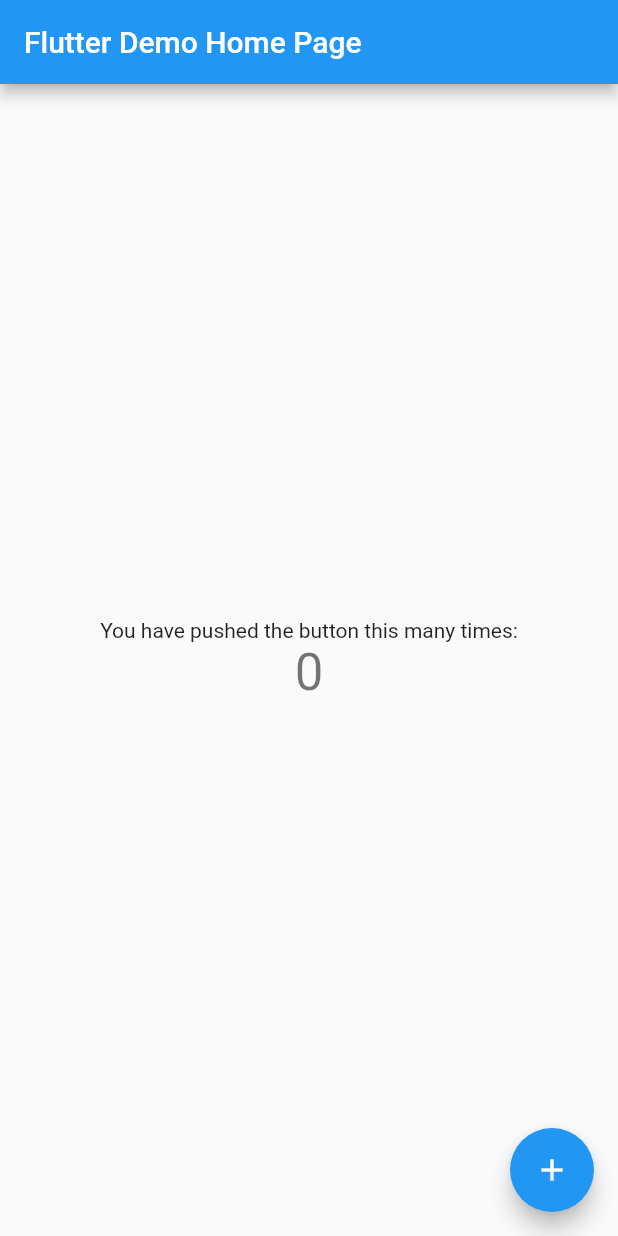
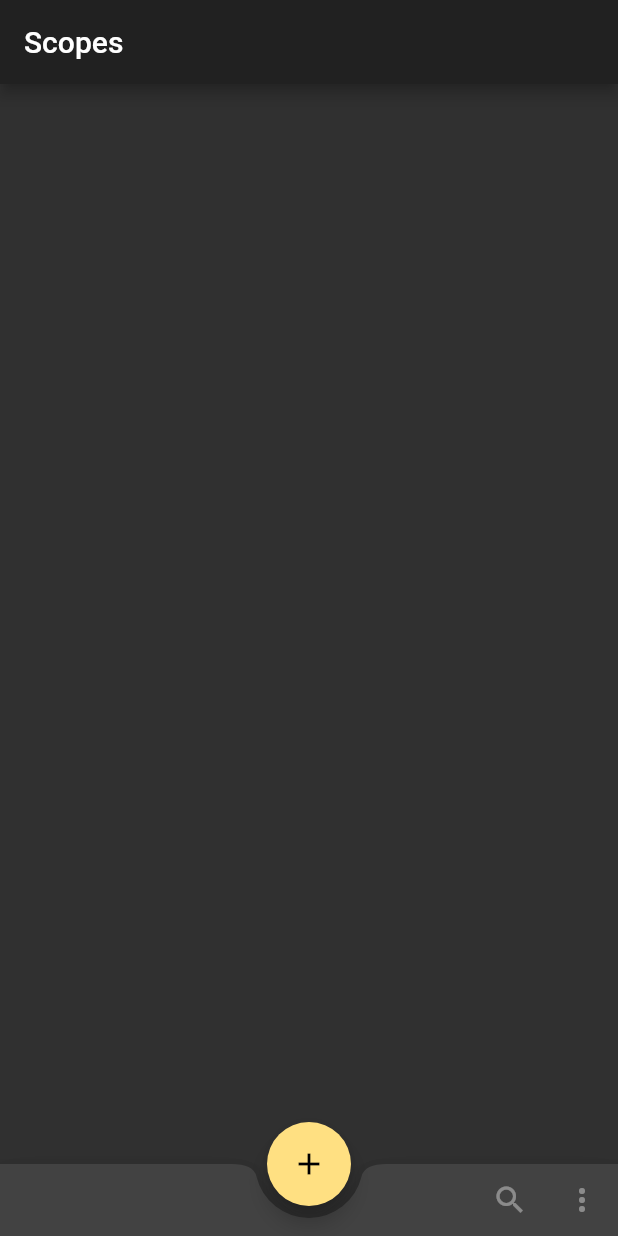
Before and after one commit to Ricarvalho-/scopes, a Flutter app: the screen it shows after launch, on a phone screen of 412 x 824 dp. Run offline on Flutter 3.47's test engine with Material 2 defaults, Android fonts, the phone set to English and light mode, and no system bars.

Commit message:
App structure and theme

```diff
--- a/lib/main.dart
+++ b/lib/main.dart
@@ -1,117 +1,61 @@
 import 'package:flutter/material.dart';
 
 void main() {
-  runApp(MyApp());
+  runApp(ScopesApp());
 }
 
-class MyApp extends StatelessWidget {
-  // This widget is the root of your application.
+class ScopesApp extends StatelessWidget {
   @override
   Widget build(BuildContext context) {
     return MaterialApp(
-      title: 'Flutter Demo',
+      title: 'Scopes',
       theme: ThemeData(
-        // This is the theme of your application.
-        //
-        // Try running your application with "flutter run". You'll see the
-        // application has a blue toolbar. Then, without quitting the app, try
-        // changing the primarySwatch below to Colors.green and then invoke
-        // "hot reload" (press "r" in the console where you ran "flutter run",
-        // or simply save your changes to "hot reload" in a Flutter IDE).
-        // Notice that the counter didn't reset back to zero; the application
-        // is not restarted.
-        primarySwatch: Colors.blue,
-        // This makes the visual density adapt to the platform that you run
-        // the app on. For desktop platforms, the controls will be smaller and
-        // closer together (more dense) than on mobile platforms.
+        primarySwatch: Colors.amber,
+        colorScheme: ColorScheme.dark(secondary: Colors.amber.shade200),
         visualDensity: VisualDensity.adaptivePlatformDensity,
       ),
-      home: MyHomePage(title: 'Flutter Demo Home Page'),
+      debugShowCheckedModeBanner: false,
+      home: HomePage(title: 'Scopes'),
     );
   }
 }
 
-class MyHomePage extends StatefulWidget {
-  MyHomePage({Key key, this.title}) : super(key: key);
-
-  // This widget is the home page of your application. It is stateful, meaning
-  // that it has a State object (defined below) that contains fields that affect
-  // how it looks.
-
-  // This class is the configuration for the state. It holds the values (in this
-  // case the title) provided by the parent (in this case the App widget) and
-  // used by the build method of the State. Fields in a Widget subclass are
-  // always marked "final".
-
+class HomePage extends StatefulWidget {
   final String title;
 
+  HomePage({Key key, this.title}) : super(key: key);
+
   @override
-  _MyHomePageState createState() => _MyHomePageState();
+  _HomePageState createState() => _HomePageState();
 }
 
-class _MyHomePageState extends State<MyHomePage> {
-  int _counter = 0;
-
-  void _incrementCounter() {
-    setState(() {
-      // This call to setState tells the Flutter framework that something has
-      // changed in this State, which causes it to rerun the build method below
-      // so that the display can reflect the updated values. If we changed
-      // _counter without calling setState(), then the build method would not be
-      // called again, and so nothing would appear to happen.
-      _counter++;
-    });
-  }
-
+class _HomePageState extends State<HomePage> {
   @override
   Widget build(BuildContext context) {
-    // This method is rerun every time setState is called, for instance as done
-    // by the _incrementCounter method above.
-    //
-    // The Flutter framework has been optimized to make rerunning build methods
-    // fast, so that you can just rebuild anything that needs updating rather
-    // than having to individually change instances of widgets.
     return Scaffold(
       appBar: AppBar(
-        // Here we take the value from the MyHomePage object that was created by
-        // the App.build method, and use it to set our appbar title.
         title: Text(widget.title),
       ),
-      body: Center(
-        // Center is a layout widget. It takes a single child and positions it
-        // in the middle of the parent.
-        child: Column(
-          // Column is also a layout widget. It takes a list of children and
-          // arranges them vertically. By default, it sizes itself to fit its
-          // children horizontally, and tries to be as tall as its parent.
-          //
-          // Invoke "debug painting" (press "p" in the console, choose the
-          // "Toggle Debug Paint" action from the Flutter Inspector in Android
-          // Studio, or the "Toggle Debug Paint" command in Visual Studio Code)
-          // to see the wireframe for each widget.
-          //
-          // Column has various properties to control how it sizes itself and
-          // how it positions its children. Here we use mainAxisAlignment to
-          // center the children vertically; the main axis here is the vertical
-          // axis because Columns are vertical (the cross axis would be
-          // horizontal).
-          mainAxisAlignment: MainAxisAlignment.center,
-          children: <Widget>[
-            Text(
-              'You have pushed the button this many times:',
+      bottomNavigationBar: BottomAppBar(
+        shape: CircularNotchedRectangle(),
+        notchMargin: 8,
+        child: Row(
+          mainAxisAlignment: MainAxisAlignment.end,
+          children: [
+            IconButton(
+              icon: Icon(Icons.search),
             ),
-            Text(
-              '$_counter',
-              style: Theme.of(context).textTheme.headline4,
+            IconButton(
+              icon: Icon(Icons.more_vert),
             ),
           ],
         ),
       ),
       floatingActionButton: FloatingActionButton(
-        onPressed: _incrementCounter,
-        tooltip: 'Increment',
+        tooltip: 'Create scope',
         child: Icon(Icons.add),
-      ), // This trailing comma makes auto-formatting nicer for build methods.
+      ),
+      floatingActionButtonLocation: FloatingActionButtonLocation.centerDocked,
     );
   }
 }
```
Also changed, not shown: 1 other file.
